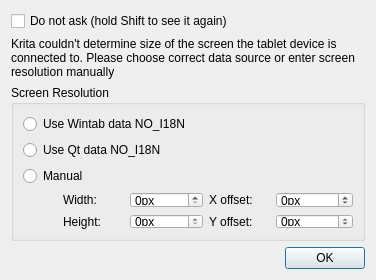
Qt form krita/ui/input/wintab/kis_screen_size_choice_dialog.ui (KDE/krita) before a commit.
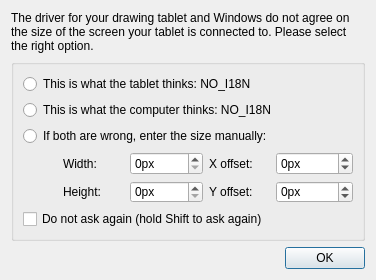
The same form after that commit.

Commit message: Reword the tablet input resolution dialog

```diff
--- a/krita/ui/input/wintab/kis_screen_size_choice_dialog.ui
+++ b/krita/ui/input/wintab/kis_screen_size_choice_dialog.ui
@@ -14,17 +14,10 @@
    <string>Choose screen resolution</string>
   </property>
   <layout class="QVBoxLayout" name="verticalLayout_3">
-   <item>
-    <widget class="QCheckBox" name="chkRememberSetting">
-     <property name="text">
-      <string>Do not ask (hold Shift to see it again)</string>
-     </property>
-    </widget>
-   </item>
    <item>
     <widget class="QLabel" name="lblTitleMessage">
      <property name="text">
-      <string>Krita couldn't determine size of the screen the tablet device is connected to. Please choose correct data source or enter screen resolution manually</string>
+      <string>&lt;html&gt;&lt;head/&gt;&lt;body&gt;&lt;p&gt;The driver for your  drawing tablet and Windows do not agree on the size of the screen your tablet is connected to. Please select the right option.&lt;/p&gt;&lt;/body&gt;&lt;/html&gt;</string>
      </property>
      <property name="wordWrap">
       <bool>true</bool>
@@ -34,20 +27,20 @@
    <item>
     <widget class="QGroupBox" name="groupBox">
      <property name="title">
-      <string>Screen Resolution</string>
+      <string/>
      </property>
      <layout class="QVBoxLayout" name="verticalLayout_2">
       <item>
        <widget class="QRadioButton" name="radioWintab">
         <property name="text">
-         <string notr="true">Use Wintab data NO_I18N</string>
+         <string notr="true">This is what the tablet thinks: NO_I18N</string>
         </property>
        </widget>
       </item>
       <item>
        <widget class="QRadioButton" name="radioQt">
         <property name="text">
-         <string notr="true">Use Qt data NO_I18N</string>
+         <string notr="true">This is what the computer thinks: NO_I18N</string>
         </property>
        </widget>
       </item>
@@ -56,7 +49,7 @@
         <item>
          <widget class="QRadioButton" name="radioManual">
           <property name="text">
-           <string>Manual</string>
+           <string>If both are wrong, enter the size manually:</string>
           </property>
          </widget>
         </item>
@@ -156,6 +149,13 @@
         </item>
        </layout>
       </item>
+      <item>
+       <widget class="QCheckBox" name="chkRememberSetting">
+        <property name="text">
+         <string>Do not ask again (hold Shift to ask again)</string>
+        </property>
+       </widget>
+      </item>
       <item>
        <spacer name="verticalSpacer">
         <property name="orientation">
```
